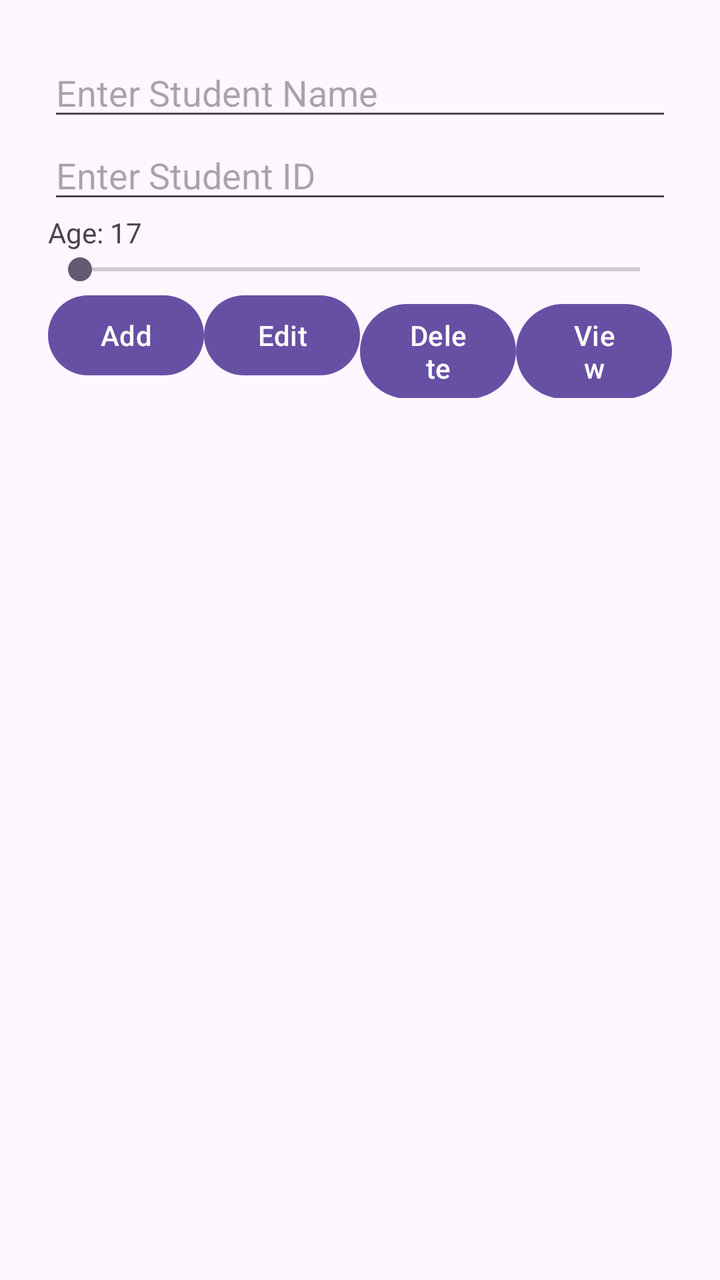
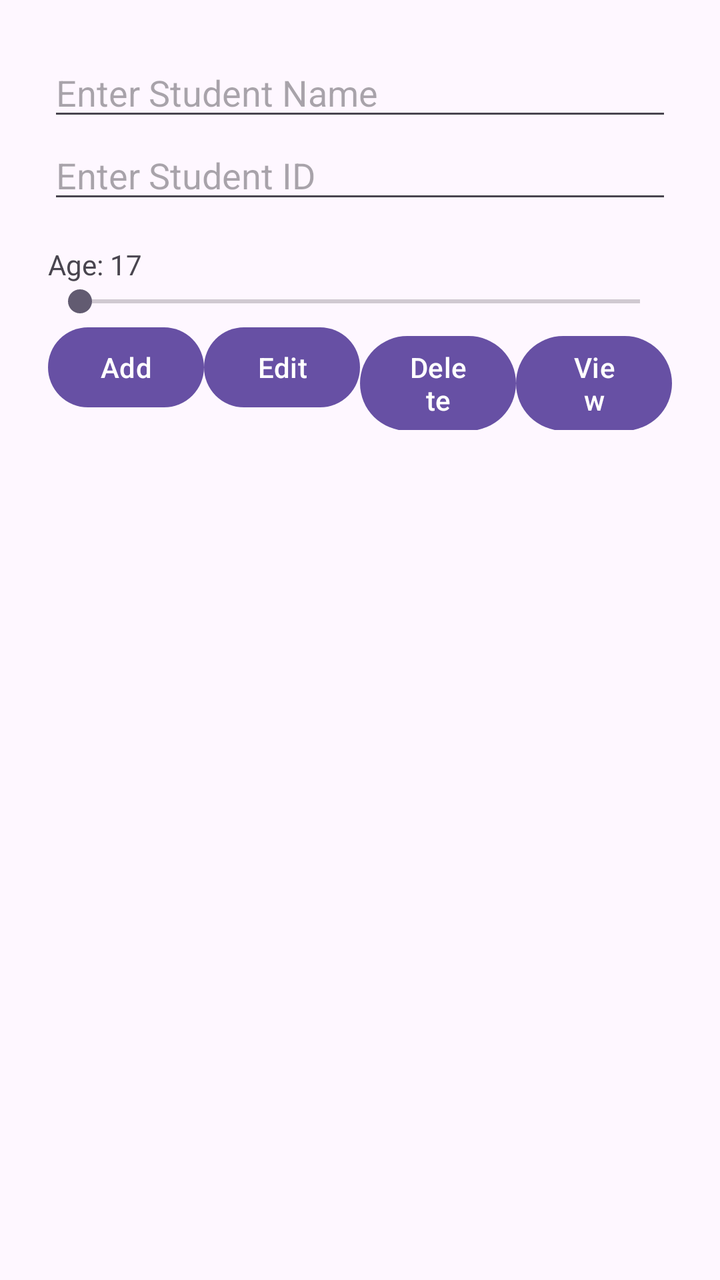

An Android layout rendered at two revisions. The XML below is the earlier revision; the diff shows what the commit changed to produce the second picture.
<!-- AndroidManifest.xml: application theme Theme.Exam -->
<!-- res/layout/activity_main.xml -->
<?xml version="1.0" encoding="utf-8"?>
<LinearLayout xmlns:android="http://schemas.android.com/apk/res/android"
    android:layout_width="match_parent"
    android:layout_height="match_parent"
    android:orientation="vertical"
    android:padding="24dp">

    <EditText android:id="@+id/etName" android:layout_width="match_parent"
        android:layout_height="wrap_content" android:hint="Enter Student Name" />

    <EditText android:id="@+id/etId" android:layout_width="match_parent"
        android:layout_height="wrap_content" android:hint="Enter Student ID" />

    <TextView android:id="@+id/tvAge" android:layout_width="wrap_content"
        android:layout_height="wrap_content" android:text="Age: 17" />

    <SeekBar android:id="@+id/seekAge" android:layout_width="match_parent"
        android:layout_height="wrap_content" android:max="33" />

    <LinearLayout android:layout_width="match_parent"
        android:layout_height="wrap_content" android:orientation="horizontal">
        <Button android:id="@+id/btnAdd" android:layout_width="0dp"
            android:layout_height="wrap_content" android:layout_weight="1" android:text="Add" />
        <Button android:id="@+id/btnEdit" android:layout_width="0dp"
            android:layout_height="wrap_content" android:layout_weight="1" android:text="Edit" />
        <Button android:id="@+id/btnDelete" android:layout_width="0dp"
            android:layout_height="wrap_content" android:layout_weight="1" android:text="Delete" />
        <Button android:id="@+id/btnView" android:layout_width="0dp"
            android:layout_height="wrap_content" android:layout_weight="1" android:text="View" />
    </LinearLayout>

    <TextView android:id="@+id/tvResult" android:layout_width="match_parent"
        android:layout_height="wrap_content" android:layout_marginTop="16dp" />
</LinearLayout>
<!-- resources referenced by this layout -->
<resources>
  <style name="Theme.Exam" parent="Base.Theme.Exam" />
  <style name="Base.Theme.Exam" parent="Theme.Material3.DayNight.NoActionBar">
          
          
      </style>
</resources>

<!-- the commit's change to res/layout/activity_main.xml (unified diff, before → after) -->
@@ -5,30 +5,68 @@
     android:orientation="vertical"
     android:padding="24dp">
 
-    <EditText android:id="@+id/etName" android:layout_width="match_parent"
-        android:layout_height="wrap_content" android:hint="Enter Student Name" />
+    <EditText
+        android:id="@+id/etName"
+        android:layout_width="match_parent"
+        android:layout_height="wrap_content"
+        android:hint="Enter Student Name" />
 
-    <EditText android:id="@+id/etId" android:layout_width="match_parent"
-        android:layout_height="wrap_content" android:hint="Enter Student ID" />
+    <EditText
+        android:id="@+id/etId"
+        android:layout_width="match_parent"
+        android:layout_height="wrap_content"
+        android:hint="Enter Student ID" />
 
-    <TextView android:id="@+id/tvAge" android:layout_width="wrap_content"
-        android:layout_height="wrap_content" android:text="Age: 17" />
+    <TextView
+        android:id="@+id/tvAge"
+        android:layout_width="wrap_content"
+        android:layout_height="wrap_content"
+        android:layout_marginTop="16dp"
+        android:text="Age: 17" />
 
-    <SeekBar android:id="@+id/seekAge" android:layout_width="match_parent"
-        android:layout_height="wrap_content" android:max="33" />
+    <SeekBar
+        android:id="@+id/seekAge"
+        android:layout_width="match_parent"
+        android:layout_height="wrap_content"
+        android:max="33" />
 
-    <LinearLayout android:layout_width="match_parent"
-        android:layout_height="wrap_content" android:orientation="horizontal">
-        <Button android:id="@+id/btnAdd" android:layout_width="0dp"
-            android:layout_height="wrap_content" android:layout_weight="1" android:text="Add" />
-        <Button android:id="@+id/btnEdit" android:layout_width="0dp"
-            android:layout_height="wrap_content" android:layout_weight="1" android:text="Edit" />
-        <Button android:id="@+id/btnDelete" android:layout_width="0dp"
-            android:layout_height="wrap_content" android:layout_weight="1" android:text="Delete" />
-        <Button android:id="@+id/btnView" android:layout_width="0dp"
-            android:layout_height="wrap_content" android:layout_weight="1" android:text="View" />
+    <LinearLayout
+        android:layout_width="match_parent"
+        android:layout_height="wrap_content"
+        android:orientation="horizontal">
+
+        <Button
+            android:id="@+id/btnAdd"
+            android:layout_width="0dp"
+            android:layout_height="wrap_content"
+            android:layout_weight="1"
+            android:text="Add" />
+
+        <Button
+            android:id="@+id/btnEdit"
+            android:layout_width="0dp"
+            android:layout_height="wrap_content"
+            android:layout_weight="1"
+            android:text="Edit" />
+
+        <Button
+            android:id="@+id/btnDelete"
+            android:layout_width="0dp"
+            android:layout_height="wrap_content"
+            android:layout_weight="1"
+            android:text="Delete" />
+
+        <Button
+            android:id="@+id/btnView"
+            android:layout_width="0dp"
+            android:layout_height="wrap_content"
+            android:layout_weight="1"
+            android:text="View" />
     </LinearLayout>
 
-    <TextView android:id="@+id/tvResult" android:layout_width="match_parent"
-        android:layout_height="wrap_content" android:layout_marginTop="16dp" />
+    <TextView
+        android:id="@+id/tvResult"
+        android:layout_width="match_parent"
+        android:layout_height="wrap_content"
+        android:layout_marginTop="16dp" />
 </LinearLayout>
